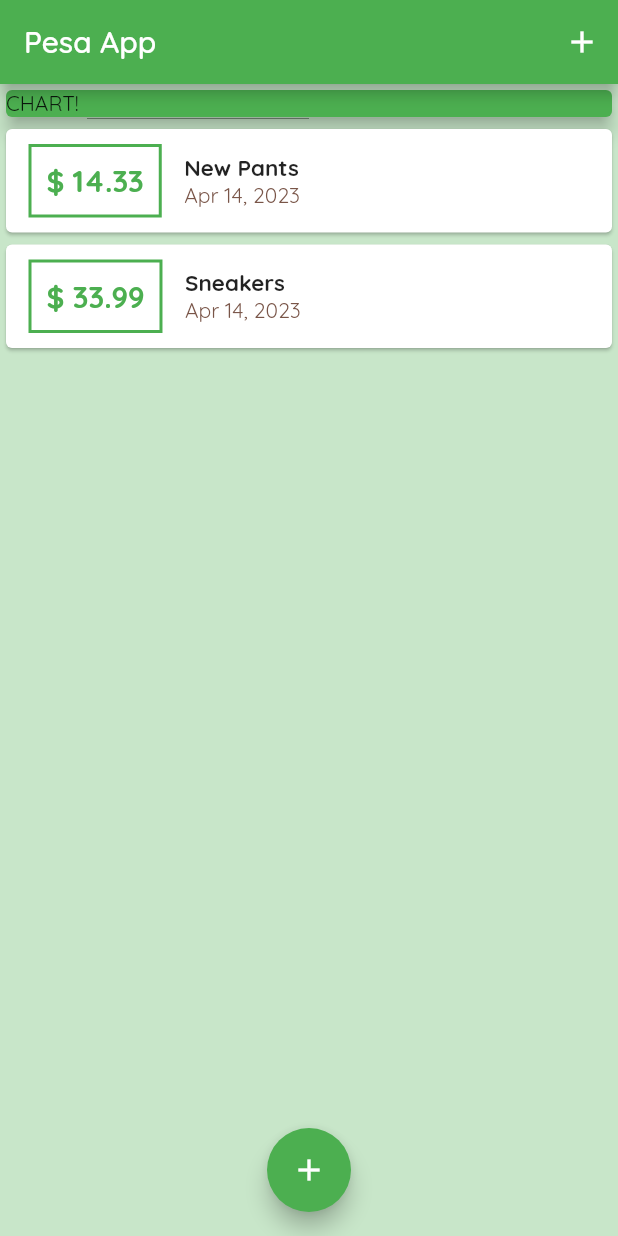
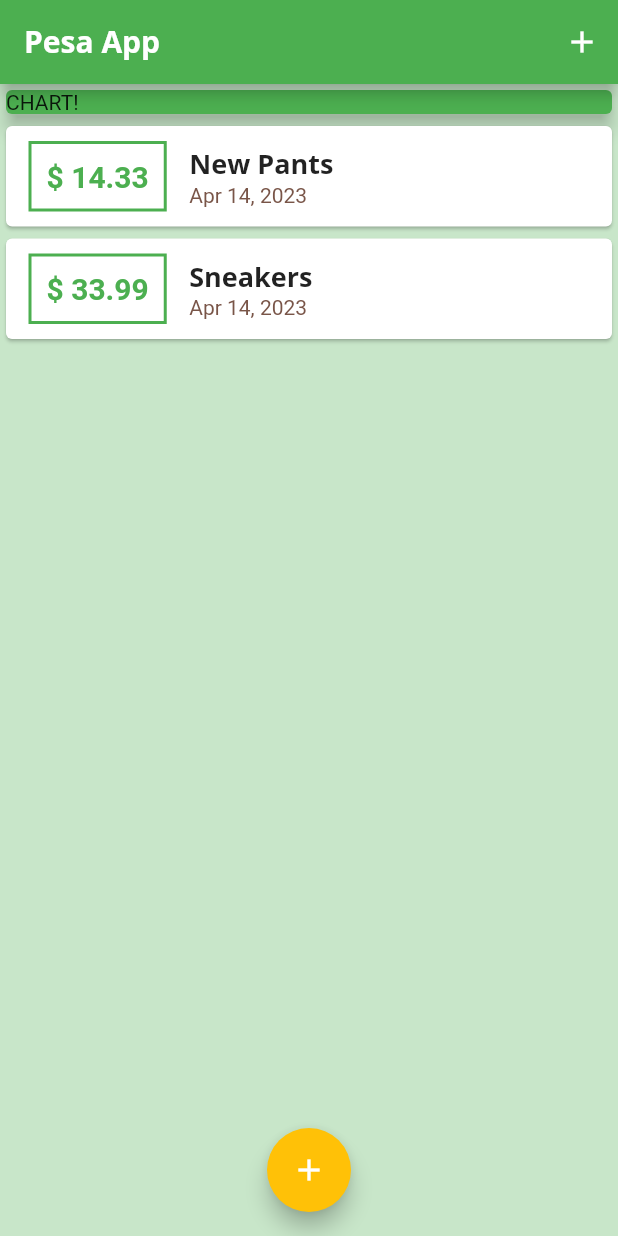
Before and after one commit to NicholasNgaruiya/pesa-app, a Flutter app: the screen it shows after launch, on a phone screen of 412 x 824 dp. Run offline on Flutter 3.47's test engine with Material 2 defaults, Android fonts, the phone set to English and light mode, and no system bars.

Commit message:
added custom font style  for the appBar and the text Theme

```diff
--- a/lib/main.dart
+++ b/lib/main.dart
@@ -16,8 +16,23 @@ class MyApp extends StatelessWidget {
       home: const MyHomePage(),
       theme: ThemeData(
         primarySwatch: Colors.green,
+        colorScheme:
+            Theme.of(context).colorScheme.copyWith(secondary: Colors.amber),
         scaffoldBackgroundColor: Colors.green[100],
         fontFamily: 'Quicksand',
+        textTheme: ThemeData.light().textTheme.copyWith(
+                titleLarge: const TextStyle(
+              fontFamily: 'OpenSans',
+              fontWeight: FontWeight.bold,
+              fontSize: 18,
+            )),
+        appBarTheme: const AppBarTheme(
+          titleTextStyle: TextStyle(
+            fontFamily: 'OpenSans',
+            fontSize: 20,
+            fontWeight: FontWeight.bold,
+          ),
+        ),
       ),
     );
   }
--- a/lib/widgets/transaction_list.dart
+++ b/lib/widgets/transaction_list.dart
@@ -42,10 +42,7 @@ class TransactionList extends StatelessWidget {
                   children: [
                     Text(
                       transactions[index].title,
-                      style: const TextStyle(
-                        fontSize: 15,
-                        fontWeight: FontWeight.bold,
-                      ),
+                      style: Theme.of(context).textTheme.titleLarge,
                     ),
                     Text(
                       DateFormat.yMMMd().format(transactions[index].date),
```
Also changed, not shown: lib/fonts/OpenSans-Bold.ttf (deleted), lib/fonts/OpenSans-Regular.ttf (deleted), lib/fonts/Quicksand-Bold.ttf (deleted), lib/fonts/Quicksand-Light.ttf (deleted), lib/fonts/Quicksand-Medium.ttf (deleted), lib/fonts/Quicksand-Regular.ttf (deleted).
